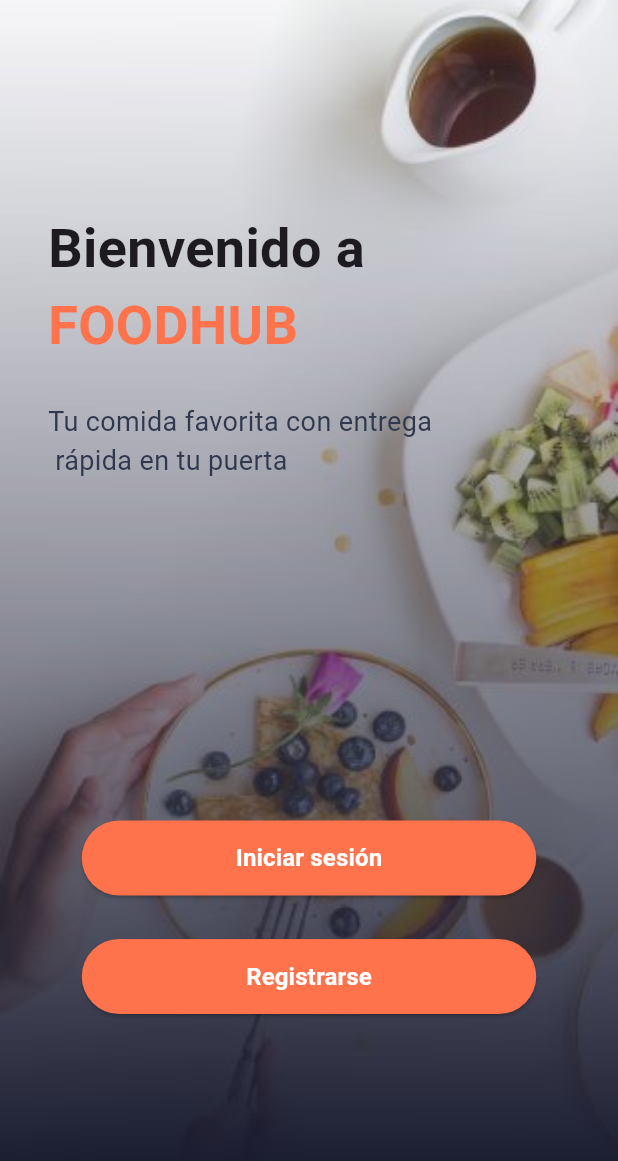
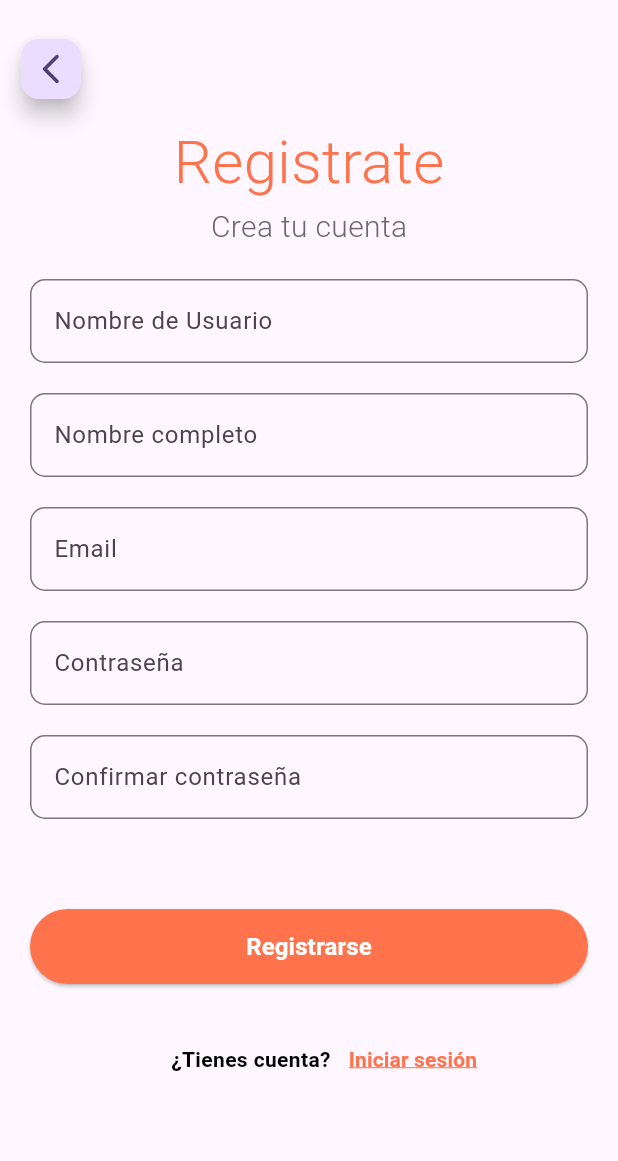
Before and after one commit to FranRL03/RentWheels, a Flutter app: the screen it shows after launch, after a tap on "Registrarse", on a phone screen of 412 x 824 dp. Shown: the top 1161 px of the screen. Run offline on Flutter 3.47's test engine with Material 3 defaults, Android fonts, the phone set to English and light mode, and no system bars; our stand-ins replace bloc, flutter_bloc.

Commit message:
pantalla de registro hecho, solo falta darle el funcionamiento

```diff
--- a/flutter_food_hub/lib/screen/inicio_screen.dart
+++ b/flutter_food_hub/lib/screen/inicio_screen.dart
@@ -1,5 +1,6 @@
 import 'package:flutter/material.dart';
-import 'package:flutter_food_hub/screen/login_screen.dart';
+import 'package:flutter_food_hub/screen/login/login_screen.dart';
+import 'package:flutter_food_hub/screen/login/register_screen.dart';
 
 class InicioScreen extends StatelessWidget {
   const InicioScreen({super.key});
@@ -77,7 +78,13 @@ class InicioScreen extends StatelessWidget {
                 Padding(
                   padding: const EdgeInsets.only(top: 29),
                   child: ElevatedButton(
-                      onPressed: () {},
+                      onPressed: () {
+                        Navigator.push(
+                          context,
+                          MaterialPageRoute(
+                              builder: (context) => const RegisterScreen()),
+                        );
+                      },
                       style: ElevatedButton.styleFrom(
                           backgroundColor:
                               const Color.fromRGBO(254, 114, 76, 1),
--- a/flutter_food_hub/lib/screen/login_screen.dart
+++ b/flutter_food_hub/lib/screen/login/login_screen.dart
@@ -3,6 +3,7 @@ import 'package:flutter_bloc/flutter_bloc.dart';
 import 'package:flutter_food_hub/bloc/login/login_bloc.dart';
 import 'package:flutter_food_hub/repositories/auth/auth_repository.dart';
 import 'package:flutter_food_hub/repositories/auth/auth_repository_impl.dart';
+import 'package:flutter_food_hub/screen/login/register_screen.dart';
 import 'package:flutter_food_hub/screen/patatus.dart';
 
 class LoginScreen extends StatefulWidget {
@@ -220,7 +221,14 @@ class _LoginScreenState extends State<LoginScreen> {
                                     fontWeight: FontWeight.bold),
                               ),
                               TextButton(
-                                onPressed: () {},
+                                onPressed: () {
+                                  Navigator.push(
+                                    context,
+                                    MaterialPageRoute(
+                                        builder: (context) =>
+                                            const RegisterScreen()),
+                                  );
+                                },
                                 child: const Text('Registrate',
                                     style: TextStyle(
                                       color: Color.fromRGBO(254, 114, 76, 1),
--- /dev/null
+++ b/flutter_food_hub/lib/screen/login/register_screen.dart
@@ -0,0 +1,276 @@
+import 'package:flutter/material.dart';
+import 'package:flutter_food_hub/screen/login/login_screen.dart';
+
+class RegisterScreen extends StatefulWidget {
+  const RegisterScreen({super.key});
+
+  @override
+  State<RegisterScreen> createState() => _RegisterScreenState();
+}
+
+class _RegisterScreenState extends State<RegisterScreen> {
+  final _formLogin = GlobalKey<FormState>();
+  final userTextController = TextEditingController();
+  final passTextController = TextEditingController();
+
+  @override
+  Widget build(BuildContext context) {
+    return Scaffold(
+      body: SingleChildScrollView(
+        child: Column(
+          crossAxisAlignment: CrossAxisAlignment.start,
+          children: [
+            Padding(
+              padding: const EdgeInsets.only(top: 22, left: 10),
+              child: FloatingActionButton.small(
+                onPressed: () {
+                  Navigator.pop(context);
+                },
+                child: const Icon(Icons.arrow_back_ios_new_rounded),
+              ),
+            ),
+            Center(
+              child: Padding(
+                padding: const EdgeInsets.only(top: 10),
+                child: Column(
+                  children: [
+                    const Text(
+                      'Registrate',
+                      style: TextStyle(
+                          color: Color.fromRGBO(254, 114, 76, 1),
+                          fontWeight: FontWeight.w300,
+                          fontSize: 40),
+                    ),
+                    const Text(
+                      'Crea tu cuenta',
+                      style: TextStyle(
+                          color: Color.fromRGBO(105, 105, 106, 1),
+                          fontWeight: FontWeight.w300,
+                          fontSize: 20),
+                    ),
+                    Form(
+                      key: _formLogin,
+                      child: Column(
+                        mainAxisAlignment: MainAxisAlignment.center,
+                        mainAxisSize: MainAxisSize.min,
+                        crossAxisAlignment: CrossAxisAlignment.start,
+                        children: [
+                          const SizedBox(
+                            height: 20,
+                          ),
+                          Padding(
+                            padding: const EdgeInsets.only(left: 20, right: 20),
+                            child: TextFormField(
+                              controller: userTextController,
+                              decoration: InputDecoration(
+                                  border: OutlineInputBorder(
+                                      borderRadius: BorderRadius.circular(10)),
+                                  labelText: 'Nombre de Usuario',
+                                  focusedBorder: OutlineInputBorder(
+                                      borderSide: const BorderSide(
+                                          color: Color.fromRGBO(
+                                            254,
+                                            114,
+                                            76,
+                                            1,
+                                          ),
+                                          width: 2),
+                                      borderRadius: BorderRadius.circular(10))),
+                              validator: (value) {
+                                if (value == null || value.isEmpty) {
+                                  return 'Please enter some text';
+                                }
+                                return null;
+                              },
+                            ),
+                          ),
+                          const SizedBox(
+                            height: 20,
+                          ),
+                          Padding(
+                            padding: const EdgeInsets.only(left: 20, right: 20),
+                            child: TextFormField(
+                              controller: userTextController,
+                              decoration: InputDecoration(
+                                  border: OutlineInputBorder(
+                                      borderRadius: BorderRadius.circular(10)),
+                                  labelText: 'Nombre completo',
+                                  focusedBorder: OutlineInputBorder(
+                                      borderSide: const BorderSide(
+                                          color: Color.fromRGBO(
+                                            254,
+                                            114,
+                                            76,
+                                            1,
+                                          ),
+                                          width: 2),
+                                      borderRadius: BorderRadius.circular(10))),
+                              validator: (value) {
+                                if (value == null || value.isEmpty) {
+                                  return 'Please enter some text';
+                                }
+                                return null;
+                              },
+                            ),
+                          ),
+                          const SizedBox(
+                            height: 20,
+                          ),
+                          Padding(
+                            padding: const EdgeInsets.only(left: 20, right: 20),
+                            child: TextFormField(
+                              controller: userTextController,
+                              decoration: InputDecoration(
+                                  border: OutlineInputBorder(
+                                      borderRadius: BorderRadius.circular(10)),
+                                  labelText: 'Email',
+                                  focusedBorder: OutlineInputBorder(
+                                      borderSide: const BorderSide(
+                                          color: Color.fromRGBO(
+                                            254,
+                                            114,
+                                            76,
+                                            1,
+                                          ),
+                                          width: 2),
+                                      borderRadius: BorderRadius.circular(10))),
+                              validator: (value) {
+                                if (value == null || value.isEmpty) {
+                                  return 'Please enter some text';
+                                }
+                                return null;
+                              },
+                            ),
+                          ),
+                          const SizedBox(
+                            height: 20,
+                          ),
+                          Padding(
+                            padding: const EdgeInsets.only(left: 20, right: 20),
+                            child: TextFormField(
+                              controller: passTextController,
+                              obscureText: true,
+                              decoration: InputDecoration(
+                                  border: OutlineInputBorder(
+                                      borderRadius: BorderRadius.circular(10)),
+                                  labelText: 'Contraseña',
+                                  focusedBorder: OutlineInputBorder(
+                                      borderSide: const BorderSide(
+                                          color: Color.fromRGBO(
+                                            254,
+                                            114,
+                                            76,
+                                            1,
+                                          ),
+                                          width: 2),
+                                      borderRadius: BorderRadius.circular(10))),
+                              validator: (value) {
+                                if (value == null || value.isEmpty) {
+                                  return 'Please enter some contraseña';
+                                }
+                                return null;
+                              },
+                            ),
+                          ),
+                          const SizedBox(
+                            height: 20,
+                          ),
+                          Padding(
+                            padding: const EdgeInsets.only(left: 20, right: 20),
+                            child: TextFormField(
+                              controller: userTextController,
+                              decoration: InputDecoration(
+                                  border: OutlineInputBorder(
+                                      borderRadius: BorderRadius.circular(10)),
+                                  labelText: 'Confirmar contraseña',
+                                  focusedBorder: OutlineInputBorder(
+                                      borderSide: const BorderSide(
+                                          color: Color.fromRGBO(
+                                            254,
+                                            114,
+                                            76,
+                                            1,
+                                          ),
+                                          width: 2),
+                                      borderRadius: BorderRadius.circular(10))),
+                              validator: (value) {
+                                if (value == null || value.isEmpty) {
+                                  return 'Please enter some text';
+                                }
+                                return null;
+                              },
+                            ),
+                          ),
+                          const SizedBox(
+                            height: 20,
+                          ),
+                          SizedBox(
+                            width: double.infinity,
+                            child: Padding(
+                              padding: const EdgeInsets.only(
+                                  left: 20, right: 20, top: 40),
+                              child: ElevatedButton(
+                                  onPressed: () {},
+                                  style: ElevatedButton.styleFrom(
+                                      backgroundColor:
+                                          const Color.fromRGBO(254, 114, 76, 1),
+                                      fixedSize: const Size(303, 50),
+                                      shape: RoundedRectangleBorder(
+                                          borderRadius:
+                                              BorderRadius.circular(28.5))),
+                                  child: const Text(
+                                    'Registrarse',
+                                    style: TextStyle(
+                                        fontWeight: FontWeight.w600,
+                                        color: Colors.white,
+                                        fontSize: 16),
+                                  )),
+                            ),
+                          ),
+                          Padding(
+                            padding: const EdgeInsets.only(left: 32, top: 26),
+                            child: Row(
+                              mainAxisAlignment: MainAxisAlignment.center,
+                              children: [
+                                const Text(
+                                  '¿Tienes cuenta?',
+                                  style: TextStyle(
+                                      color: Color.fromRGBO(0, 0, 0, 1),
+                                      fontSize: 14,
+                                      fontWeight: FontWeight.bold),
+                                ),
+                                TextButton(
+                                  onPressed: () {
+                                    Navigator.push(
+                                      context,
+                                      MaterialPageRoute(
+                                          builder: (context) =>
+                                              const LoginScreen()),
+                                    );
+                                  },
+                                  child: const Text('Iniciar sesión',
+                                      style: TextStyle(
+                                        color: Color.fromRGBO(254, 114, 76, 1),
+                                        fontSize: 14,
+                                        fontWeight: FontWeight.bold,
+                                        decoration: TextDecoration.underline,
+                                        decorationColor:
+                                            Color.fromRGBO(254, 114, 76, 1),
+                                      )),
+                                ),
+                              ],
+                            ),
+                          ),
+                        ],
+                      ),
+                    )
+                  ],
+                ),
+              ),
+            )
+          ],
+        ),
+      ),
+    );
+  }
+}
```
